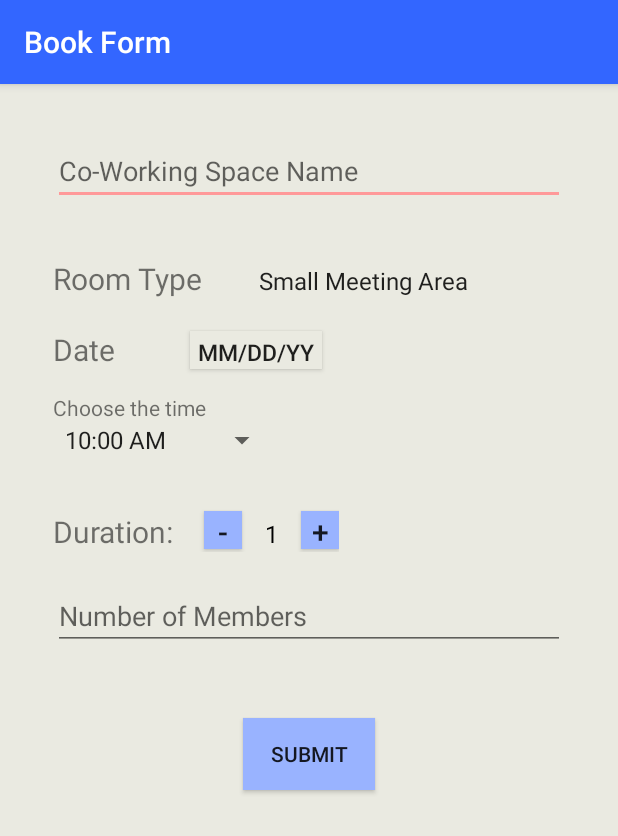
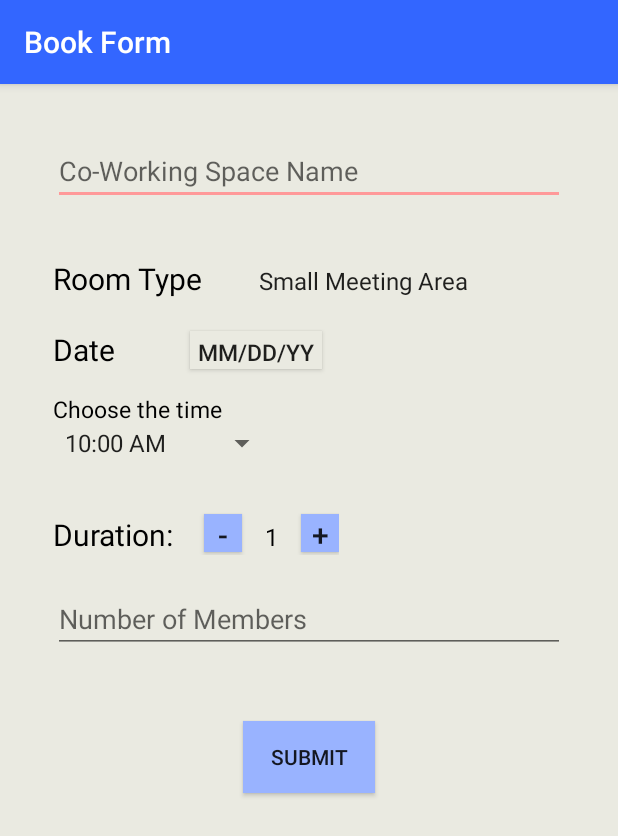
Before and after one commit to MayarSayed/Linguists, an Android app: the BookForm screen opened directly, with no data from a screen before it, on a phone screen of 412 x 824 dp. Shown: the top 836 px of the screen. Run offline under Robolectric (Android 15) with nearby library versions, the phone set to English and light mode, and no system bars.

Commit message:
bookform colors

```diff
--- a/app/src/main/res/layout-v17/activity_book_form.xml
+++ b/app/src/main/res/layout-v17/activity_book_form.xml
@@ -46,7 +46,9 @@
                 android:layout_height="wrap_content"
                 android:layout_marginRight="30dp"
                 android:text="Room Type"
-                android:textSize="20sp" />
+                android:textSize="20sp"
+                android:textColor="@android:color/black"
+                />
 
 
             <Spinner
@@ -73,7 +75,7 @@
                 android:layout_marginBottom="15dp"
                 android:text="Date"
                 android:textSize="20sp"
-
+                android:textColor="@android:color/black"
                 />
 
             <Button
@@ -100,7 +102,10 @@
                 android:layout_height="wrap_content"
                 android:layout_centerHorizontal="true"
                 android:layout_centerVertical="true"
-                android:text="Choose the time" />
+                android:text="Choose the time"
+                android:textColor="@android:color/black"
+                android:textSize="15dp"
+                />
 
             <Spinner
                 android:id="@+id/availableSlots"
@@ -122,7 +127,9 @@
                 android:layout_marginTop="15dp"
                 android:layout_marginRight="10dp"
                 android:text="Duration:"
-                android:textSize="20sp" />
+                android:textSize="20sp"
+                android:textColor="@android:color/black"
+                />
 
             <Button
                 android:layout_width="25dp"
```
Also changed, not shown: app/src/main/res/layout/activity_sign_up_.xml (+4 -3 lines).
